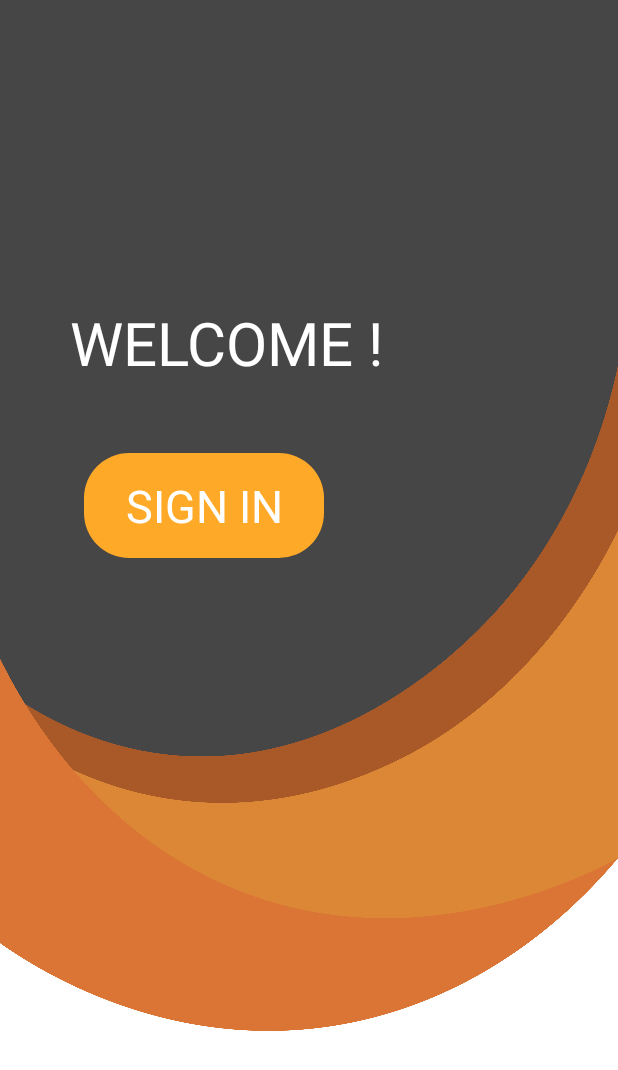
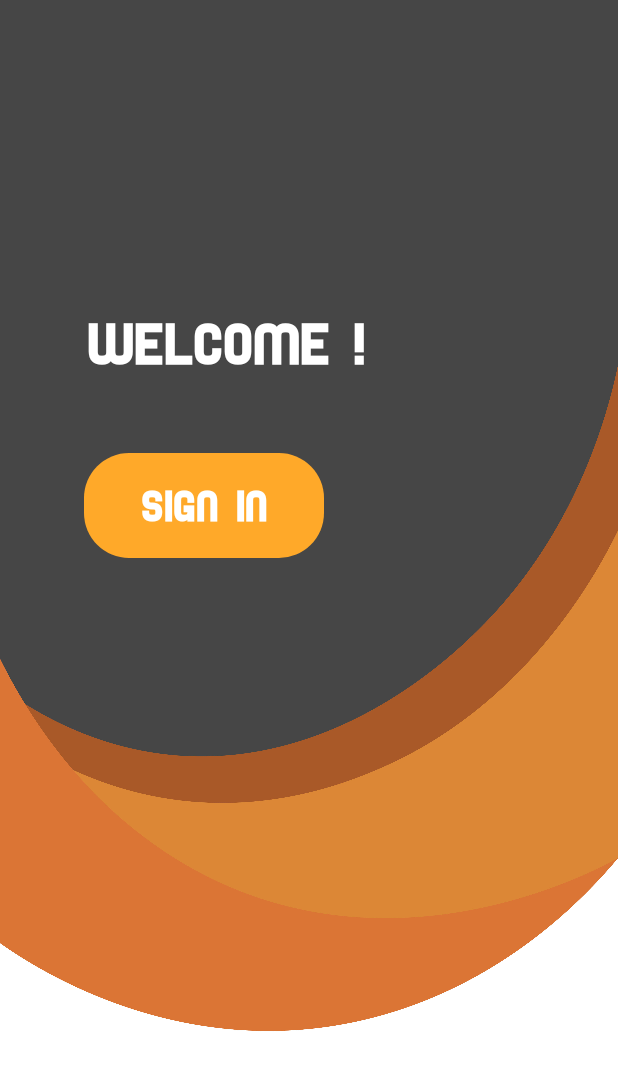
Before and after one commit to WilliamLech/PTUTS3, an Android app: the screen it shows after launch (HomeSignIn), on a phone screen of 412 x 824 dp. Shown: the top 1070 px of the screen. Run offline under Robolectric (Android 15) with nearby library versions, the phone set to English and light mode, and no system bars.

Commit message:
Last version, bug corrigé

```diff
--- a/app/src/main/java/com/example/volta/HomeSignIn.java
+++ b/app/src/main/java/com/example/volta/HomeSignIn.java
@@ -5,16 +5,20 @@ import android.content.Intent;
 import android.os.Bundle;
 import android.view.View;
 import android.widget.Button;
+import android.widget.TextView;
 
 public class HomeSignIn extends Activity {
 
     private Button button;
+    private TextView register;
 
     protected void onCreate(Bundle savedInstanceState) {
         super.onCreate(savedInstanceState);
         setContentView(R.layout.activity_home);
 
         button = findViewById(R.id.button);
+
+        register = findViewById(R.id.register);
 
         button.setOnClickListener(new View.OnClickListener() {
             @Override
@@ -24,6 +28,15 @@ public class HomeSignIn extends Activity {
             }
         });
 
+        register.setOnClickListener(new View.OnClickListener() {
+            @Override
+            public void onClick(View v) {
+
+                Intent i = new Intent(HomeSignIn.this, ConnexionActivity2.class);
+                startActivity(i);
+            }
+        });
+
 
     }
 }
--- a/app/src/main/res/layout/activity_connexion2.xml
+++ b/app/src/main/res/layout/activity_connexion2.xml
@@ -69,7 +69,7 @@
         android:background="@drawable/custom_email_bg"
         android:ems="10"
         android:hint="Pseudo"
-        android:inputType="textPassword"
+        android:inputType="text"
         android:paddingLeft="20dp"
         android:textColor="#FFA929"
         android:textColorHint="#FFA929"
--- a/app/src/main/res/layout/activity_home.xml
+++ b/app/src/main/res/layout/activity_home.xml
@@ -20,7 +20,7 @@
         android:text="SIGN IN"
         android:textColor="#FFFFFF"
         android:textSize="30sp"
-        app:fontFamily="@font/bold"
+        android:fontFamily="@font/bold"
         app:layout_constraintBottom_toBottomOf="parent"
         app:layout_constraintEnd_toEndOf="parent"
         app:layout_constraintStart_toStartOf="parent"
@@ -37,7 +37,7 @@
         android:text="WELCOME !"
         android:textColor="#FFF"
         android:textSize="40sp"
-        app:fontFamily="@font/bold"
+       android:fontFamily="@font/bold"
         app:layout_constraintBottom_toTopOf="@+id/button"
         app:layout_constraintEnd_toEndOf="@+id/button"
         app:layout_constraintStart_toStartOf="@+id/button"
@@ -52,7 +52,7 @@
         android:layout_marginTop="380dp"
         android:layout_marginBottom="100dp"
         android:text="Not already registered ?"
-        app:fontFamily="@font/regular"
+        android:fontFamily="@font/regular"
         android:textSize="15sp"
         android:textColor="#000"
         android:layout_marginLeft="40dp"
@@ -71,7 +71,7 @@
         android:text="REGISTER"
         android:textColor="#FFA929"
         android:textSize="18sp"
-        app:fontFamily="@font/bold"
+        android:fontFamily="@font/bold"
         android:layout_marginRight="30dp"
         app:layout_constraintBottom_toBottomOf="parent"
         app:layout_constraintEnd_toEndOf="parent"
```
